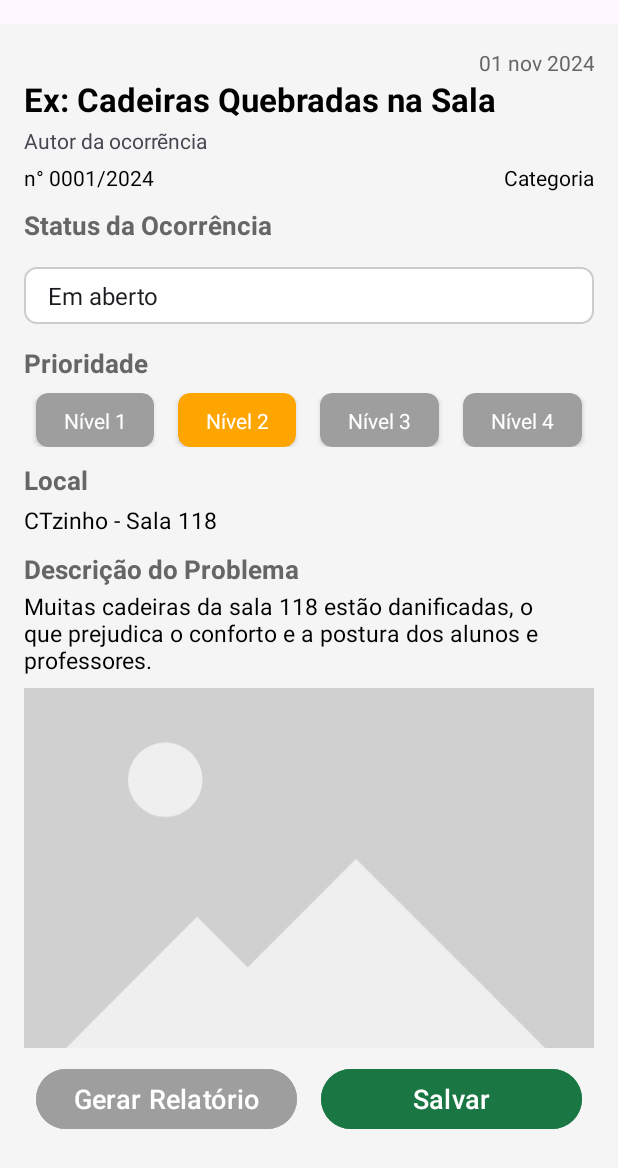
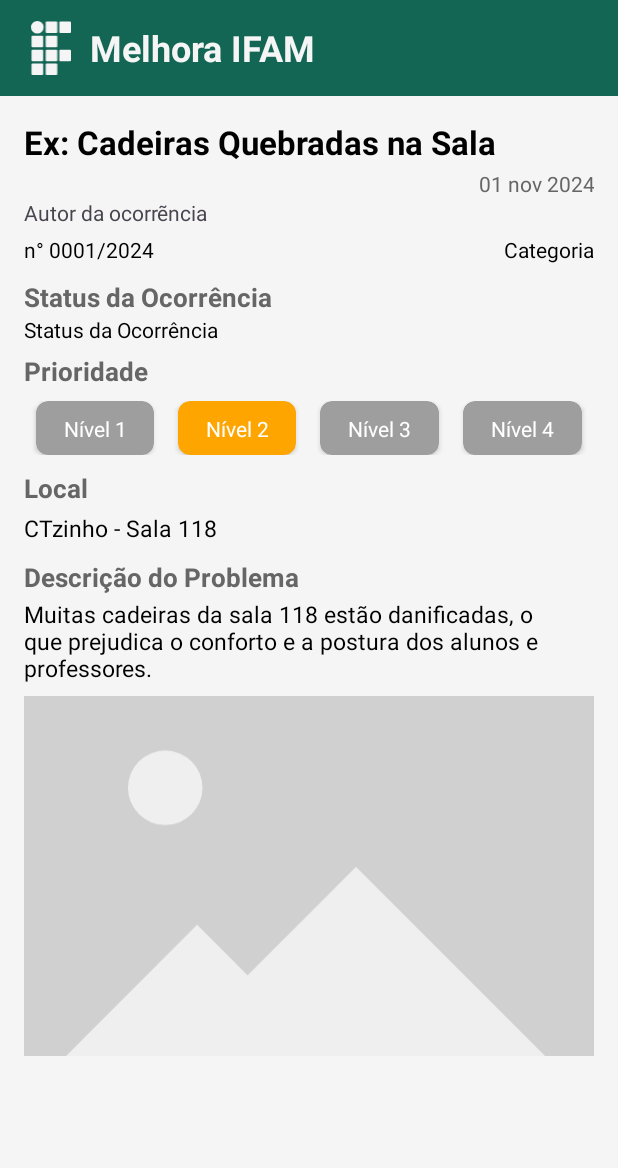
Before and after one commit to melhora-ifam/melhora-ifam, an Android app: the ActivityDetalheOcorrencia screen opened directly, with no data from a screen before it, on a phone screen of 412 x 824 dp. Shown: the top 1168 px of the screen. Run offline under Robolectric (Android 15) with nearby library versions, the phone set to English and light mode, and no system bars; our stand-ins replace Firebase (no records; nobody signed in at launch, a user with empty details on screens opened directly).

Commit message:
Abstraindo elementos para diferentes visões

```diff
--- a/app/src/main/java/com/example/melhoraifam/ActivityDetalheOcorrencia.kt
+++ b/app/src/main/java/com/example/melhoraifam/ActivityDetalheOcorrencia.kt
@@ -1,8 +1,11 @@
 package com.example.melhoraifam
 
+import android.content.Intent
 import android.os.Bundle
 import android.util.Log
+import android.view.View
 import android.widget.Button
+import android.widget.ImageView
 import android.widget.Spinner
 import android.widget.TextView
 import android.widget.Toast
@@ -29,7 +32,7 @@ class ActivityDetalheOcorrencia : AppCompatActivity() {
 
     override fun onCreate(savedInstanceState: Bundle?) {
         super.onCreate(savedInstanceState)
-        enableEdgeToEdge()
+        // enableEdgeToEdge()
         setContentView(R.layout.activity_detalhe_ocorrencia)
 
         // Recuperando o ID da ocorrência:
@@ -42,6 +45,11 @@ class ActivityDetalheOcorrencia : AppCompatActivity() {
         cardNivel3 = findViewById<CardView>(R.id.card_nivel_3)
         cardNivel4 = findViewById<CardView>(R.id.card_nivel_4)
 
+        // Botões de ação
+        val btn_gerar_relatorio = findViewById<Button>(R.id.btn_gerar_relatorio)
+        val btn_salvar = findViewById<Button>(R.id.btn_salvar)
+        Log.d("Detalhes", "Admin? $isAdmin")
+
         // Verificando se é admin:
         auth = FirebaseAuth.getInstance()
         val currentUser = auth.currentUser
@@ -51,6 +59,10 @@ class ActivityDetalheOcorrencia : AppCompatActivity() {
                 Log.d("Detalhes", "Admin? $isAdmin")
                 if (isAdmin) {
                     grantAdminPrivileges()
+                } else {
+                    btn_salvar.visibility = View.GONE
+                    btn_gerar_relatorio.visibility = View.GONE
+                    spinner_status.visibility = View.GONE
                 }
             }
         }
@@ -59,15 +71,12 @@ class ActivityDetalheOcorrencia : AppCompatActivity() {
         val tv_numero_processo = findViewById<TextView>(R.id.tv_numero_processo)
         val tv_titulo = findViewById<TextView>(R.id.tv_titulo)
         val tv_data = findViewById<TextView>(R.id.tv_data)
+        val tv_status = findViewById<TextView>(R.id.status)
         val tv_local = findViewById<TextView>(R.id.tv_local)
         val tv_descricao = findViewById<TextView>(R.id.tv_descricao)
         val tv_categoria = findViewById<TextView>(R.id.tv_categoria)
         val tv_autor = findViewById<TextView>(R.id.tv_autor)
 
-        // Botões de ação
-        val btn_gerar_relatorio = findViewById<Button>(R.id.btn_gerar_relatorio)
-        val btn_salvar = findViewById<Button>(R.id.btn_salvar)
-        Log.d("Detalhes", "Admin? $isAdmin")
 
 
         // Definindo os dados da ocorrência na activity:
@@ -81,6 +90,7 @@ class ActivityDetalheOcorrencia : AppCompatActivity() {
                         tv_numero_processo.text = numeroProcessoText
                         tv_data.text = ocorrencia.data
                         tv_titulo.text = ocorrencia.titulo
+                        tv_status.text = ocorrencia.status
                         val localText = "${ocorrencia.local} - ${ocorrencia.localEspecifico}"
                         tv_local.text = localText
                         tv_descricao.text = ocorrencia.descricao
@@ -96,6 +106,13 @@ class ActivityDetalheOcorrencia : AppCompatActivity() {
                     Toast.makeText(this@ActivityDetalheOcorrencia, "Erro ao carregar os dados da ocorrência", Toast.LENGTH_SHORT).show()
                 }
             })
+        }
+
+        // Lógica do Toolbar
+        val logo_ifam = findViewById<ImageView>(R.id.logo_ifam)
+        logo_ifam.setOnClickListener {
+            val intent = Intent(this, Homepage::class.java)
+            startActivity(intent)
         }
     }
 
@@ -151,6 +168,11 @@ class ActivityDetalheOcorrencia : AppCompatActivity() {
     }
 
     private fun grantAdminPrivileges() {
+        // Trocar o text view pelo spinner
+        val tv_status = findViewById<TextView>(R.id.status)
+        tv_status.visibility = View.GONE
+
+        // Deixar os botões de prioridade interagíveis
         val cardViews = mapOf(
             cardNivel1 to "N1",
             cardNivel2 to "N2",
--- a/app/src/main/res/layout/activity_detalhe_ocorrencia.xml
+++ b/app/src/main/res/layout/activity_detalhe_ocorrencia.xml
@@ -3,29 +3,55 @@
     xmlns:app="http://schemas.android.com/apk/res-auto"
     android:layout_width="match_parent"
     android:layout_height="match_parent"
-    android:layout_marginVertical="16dp"
-    android:background="#F5F5F5"
-    android:padding="16dp">
+    android:background="#F5F5F5">
+
 
     <LinearLayout
         android:layout_width="match_parent"
         android:layout_height="0dp"
         android:orientation="vertical">
 
+        <androidx.appcompat.widget.Toolbar
+            android:id="@+id/toolbarHomepage"
+            android:layout_width="match_parent"
+            android:layout_height="wrap_content"
+            android:background="@color/primary_green_600"
+            android:minHeight="?attr/actionBarSize"
+            android:theme="?attr/actionBarTheme"
+            app:layout_constraintEnd_toEndOf="parent"
+            app:layout_constraintStart_toStartOf="parent"
+            app:layout_constraintTop_toTopOf="parent">
+
+            <ImageView
+                android:id="@+id/logo_ifam"
+                android:layout_width="36dp"
+                android:layout_height="36dp"
+                android:layout_marginHorizontal="8dp"
+                app:srcCompat="@drawable/ifam_verde"
+                android:clickable="true"
+                app:tint="@color/neutral_light_100" />
+            <TextView
+                android:id="@+id/tv_toolbar"
+                android:layout_width="wrap_content"
+                android:layout_height="wrap_content"
+                android:text="@string/app_name"
+                android:textStyle="bold"
+                android:textColor="@color/neutral_light_100"
+                android:textSize="24sp"/> />
+
+        </androidx.appcompat.widget.Toolbar>
+
+        <LinearLayout
+            android:layout_width="match_parent"
+            android:layout_height="match_parent"
+            android:padding="16dp"
+            android:orientation="vertical">
+
             <LinearLayout
                 android:layout_width="match_parent"
                 android:layout_height="wrap_content"
-            android:orientation="vertical"
-            android:layout_marginBottom="4dp">
-
-            <TextView
-                android:id="@+id/tv_data"
-                android:layout_width="match_parent"
-                android:layout_height="wrap_content"
-                android:text="@string/data_ocorrencia"
-                android:textSize="14sp"
-                android:textColor="#666"
-                android:gravity="end"/>
+                android:layout_marginBottom="4dp"
+                android:orientation="vertical">
 
                 <TextView
                     android:id="@+id/tv_titulo"
@@ -38,12 +64,20 @@
                     android:textStyle="bold" />
 
                 <TextView
+                    android:id="@+id/tv_data"
+                    android:layout_width="match_parent"
+                    android:layout_height="wrap_content"
+                    android:gravity="end"
+                    android:text="@string/data_ocorrencia"
+                    android:textColor="#666"
+                    android:textSize="14sp" />
+
+                <TextView
                     android:id="@+id/tv_autor"
                     android:layout_width="match_parent"
                     android:layout_height="wrap_content"
                     android:text="@string/autor_da_ocorrencia" />
             </LinearLayout>
-
 
             <androidx.constraintlayout.widget.ConstraintLayout
                 android:layout_width="match_parent"
@@ -57,9 +91,9 @@
                     android:text="@string/numero_processo"
                     android:textColor="#000"
                     android:textSize="14sp"
+                    app:layout_constraintBottom_toBottomOf="parent"
                     app:layout_constraintStart_toStartOf="parent"
-                app:layout_constraintTop_toTopOf="parent"
-                app:layout_constraintBottom_toBottomOf="parent"/>
+                    app:layout_constraintTop_toTopOf="parent" />
 
                 <TextView
                     android:id="@+id/tv_categoria"
@@ -68,14 +102,12 @@
                     android:text="@string/categoria"
                     android:textColor="#000"
                     android:textSize="14sp"
+                    app:layout_constraintBottom_toBottomOf="parent"
                     app:layout_constraintEnd_toEndOf="parent"
-                app:layout_constraintTop_toTopOf="parent"
-                app:layout_constraintBottom_toBottomOf="parent"/>
+                    app:layout_constraintTop_toTopOf="parent" />
 
             </androidx.constraintlayout.widget.ConstraintLayout>
 
-
-        <!-- Status da Ocorrência -->
             <TextView
                 android:id="@+id/tv_status_ocorrencia"
                 android:layout_width="wrap_content"
@@ -84,20 +116,25 @@
                 android:text="@string/status_ocorrencia"
                 android:textColor="#666"
                 android:textSize="17sp"
-            android:textStyle="bold"/>
+                android:textStyle="bold" />
+
+            <TextView
+                android:id="@+id/status"
+                android:layout_width="match_parent"
+                android:layout_height="wrap_content"
+                android:text="@string/status_ocorrencia"
+                android:textColor="#000" />
 
             <Spinner
                 android:id="@+id/spinner_status"
                 android:layout_width="match_parent"
-            android:layout_height="wrap_content"
+                android:layout_height="48dp"
                 android:layout_marginTop="16dp"
                 android:layout_marginBottom="8dp"
                 android:background="@drawable/spinner_background"
                 android:entries="@array/status_array"
                 android:spinnerMode="dropdown" />
 
-
-        <!-- Prioridade -->
             <TextView
                 android:id="@+id/tv_prioridade"
                 android:layout_width="wrap_content"
@@ -106,7 +143,7 @@
                 android:text="@string/prioridade"
                 android:textColor="#666"
                 android:textSize="17sp"
-            android:textStyle="bold"/>
+                android:textStyle="bold" />
 
             <LinearLayout
                 android:layout_width="match_parent"
@@ -119,9 +156,9 @@
                     android:layout_width="wrap_content"
                     android:layout_height="36dp"
                     android:layout_marginHorizontal="8dp"
-                app:cardCornerRadius="8dp"
+                    android:layout_weight="1"
                     app:cardBackgroundColor="@color/neutral_mid_500"
-                android:layout_weight="1">
+                    app:cardCornerRadius="8dp">
 
                     <androidx.constraintlayout.widget.ConstraintLayout
                         android:layout_width="match_parent"
@@ -145,9 +182,9 @@
                     android:layout_width="wrap_content"
                     android:layout_height="36dp"
                     android:layout_marginHorizontal="8dp"
-                app:cardCornerRadius="8dp"
+                    android:layout_weight="1"
                     app:cardBackgroundColor="#FFA500"
-                android:layout_weight="1">
+                    app:cardCornerRadius="8dp">
 
                     <androidx.constraintlayout.widget.ConstraintLayout
                         android:layout_width="match_parent"
@@ -171,9 +208,9 @@
                     android:layout_width="wrap_content"
                     android:layout_height="36dp"
                     android:layout_marginHorizontal="8dp"
-                app:cardCornerRadius="8dp"
+                    android:layout_weight="1"
                     app:cardBackgroundColor="@color/neutral_mid_500"
-                android:layout_weight="1">
+                    app:cardCornerRadius="8dp">
 
                     <androidx.constraintlayout.widget.ConstraintLayout
                         android:layout_width="match_parent"
@@ -197,9 +234,9 @@
                     android:layout_width="wrap_content"
                     android:layout_height="36dp"
                     android:layout_marginHorizontal="8dp"
-                app:cardCornerRadius="8dp"
+                    android:layout_weight="1"
                     app:cardBackgroundColor="@color/neutral_mid_500"
-                android:layout_weight="1">
+                    app:cardCornerRadius="8dp">
 
                     <androidx.constraintlayout.widget.ConstraintLayout
                         android:layout_width="match_parent"
@@ -221,7 +258,6 @@
 
             </LinearLayout>
 
-        <!-- Local -->
             <TextView
                 android:id="@+id/tv_local_label"
                 android:layout_width="wrap_content"
@@ -230,7 +266,7 @@
                 android:text="@string/local"
                 android:textColor="#666"
                 android:textSize="17sp"
-            android:textStyle="bold"/>
+                android:textStyle="bold" />
 
             <TextView
                 android:id="@+id/tv_local"
@@ -241,7 +277,6 @@
                 android:textColor="#000"
                 android:textSize="15sp" />
 
-        <!-- Descrição -->
             <TextView
                 android:id="@+id/tv_descricao_label"
                 android:layout_width="wrap_content"
@@ -261,7 +296,6 @@
                 android:textColor="#000"
                 android:textSize="15sp" />
 
-        <!-- Imagem -->
             <ImageView
                 android:id="@+id/iv_imagem"
                 android:layout_width="match_parent"
@@ -270,7 +304,6 @@
                 android:scaleType="centerCrop"
                 android:src="@drawable/placeholder_view_vector" />
 
-        <!-- Botões -->
             <LinearLayout
                 android:layout_width="match_parent"
                 android:layout_height="wrap_content"
@@ -283,20 +316,35 @@
                     android:layout_height="wrap_content"
                     android:layout_marginHorizontal="8dp"
                     android:layout_weight="1"
+                    android:backgroundTint="@color/neutral_mid_500"
                     android:text="@string/gerar_relatorio"
-                android:textSize="18sp"
-                android:backgroundTint="@color/neutral_mid_500"/>
+                    android:textSize="18sp" />
 
                 <Button
                     android:id="@+id/btn_salvar"
                     android:layout_width="50dp"
                     android:layout_height="wrap_content"
+                    android:layout_marginHorizontal="8dp"
                     android:layout_weight="1"
-                android:layout_marginHorizontal="8dp"
+                    android:backgroundTint="@color/primary_green_500"
                     android:text="@string/salvar"
-                android:textSize="18sp"
-                android:backgroundTint="@color/primary_green_500"/>
+                    android:textSize="18sp" />
             </LinearLayout>
+        </LinearLayout>
+
+
+        <!-- Status da Ocorrência -->
+
+
+        <!-- Prioridade -->
+
+        <!-- Local -->
+
+        <!-- Descrição -->
+
+        <!-- Imagem -->
+
+        <!-- Botões -->
 
         <!-- Campo de mensagem -->
         <!--
```
Lines whose indentation alone changed are shown as unchanged.
